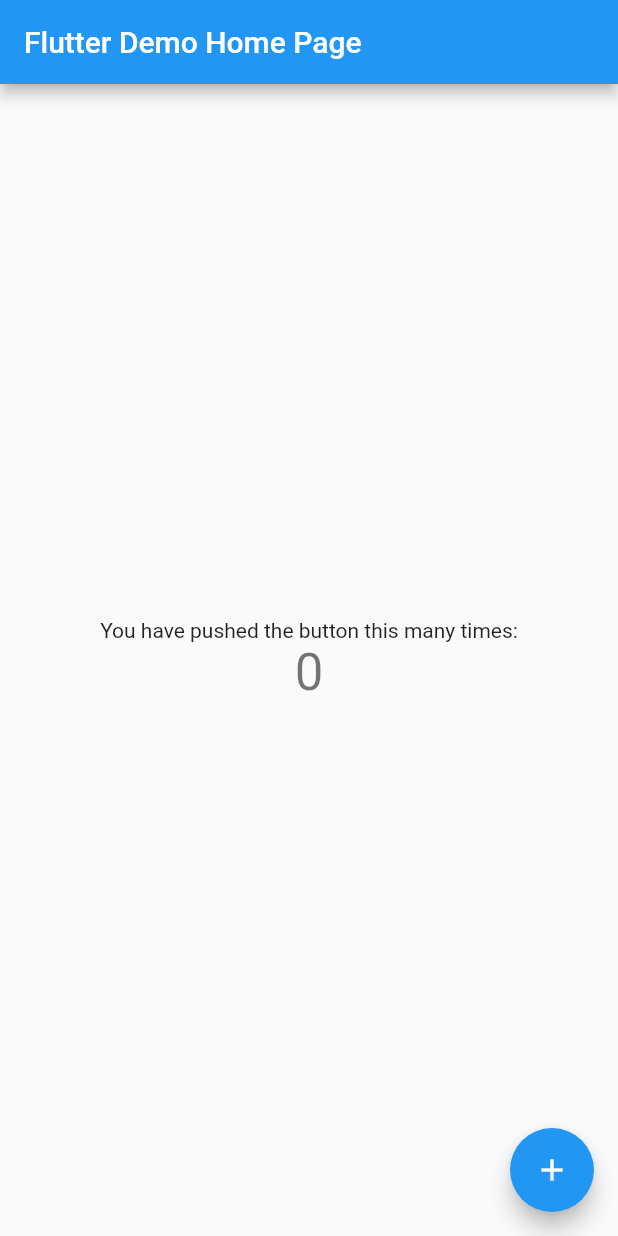
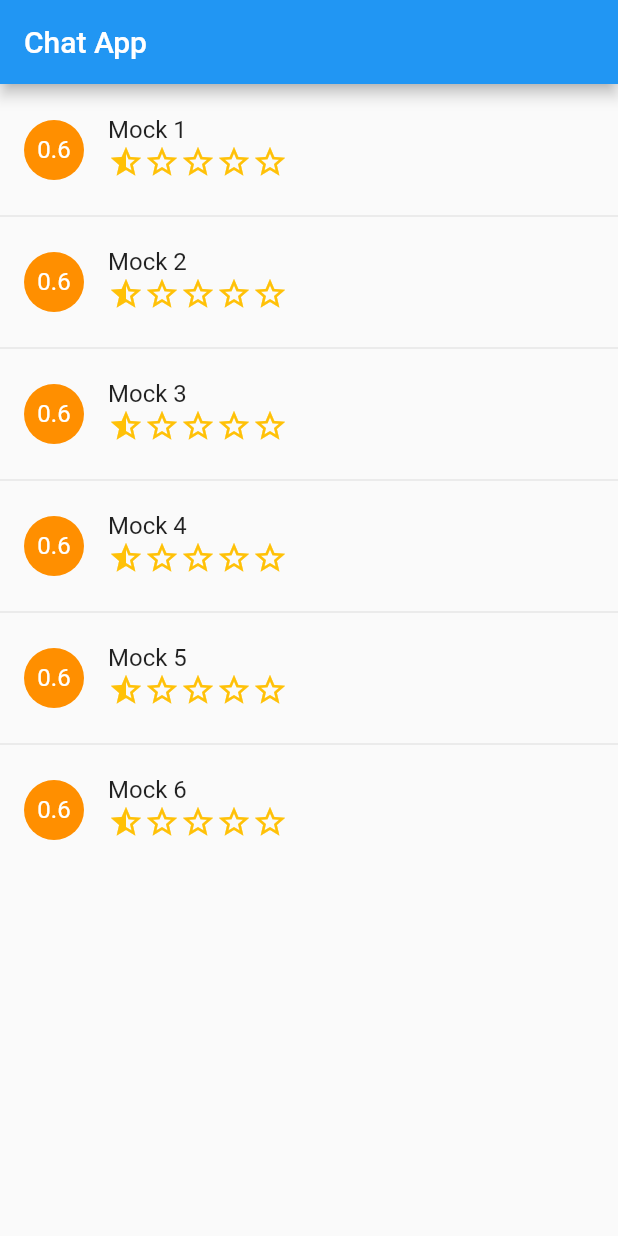
Before and after one commit to Gogetter/purple_bot, a Flutter app: the screen it shows after launch, on a phone screen of 412 x 824 dp. Run offline on Flutter 3.47's test engine with Material 2 defaults, Android fonts, the phone set to English and light mode, and no system bars.

Commit message:
added chat prototype screens

```diff
--- /dev/null
+++ b/lib/backend.dart
@@ -0,0 +1,27 @@
+import 'model.dart';
+
+typedef OnChatMessageCallback = void Function(int index, ChatMessage message);
+
+abstract class ChatManager {
+  ChatManager();
+
+  ChatSession getNamedSession(String name);
+}
+
+abstract class ChatSession {
+  final String name;
+
+  ChatSession(this.name);
+
+  ChatMessage operator [](int index);
+  int get messageCount;
+
+  double get rating;
+
+  OnChatMessageCallback onMessageInserted;
+  OnChatMessageCallback onMessageRemoved;
+
+  void sendMessage(String text);
+  void start();
+  void close();
+}
--- /dev/null
+++ b/lib/home_screen.dart
@@ -0,0 +1,48 @@
+import 'package:flutter/material.dart';
+
+import 'chat_screen.dart';
+import 'providers.dart';
+import 'widgets.dart';
+
+class HomeScreen extends StatefulWidget {
+  @override
+  _HomeScreenState createState() => _HomeScreenState();
+}
+
+class _HomeScreenState extends State<HomeScreen> {
+  @override
+  Widget build(BuildContext context) {
+    return Scaffold(
+      appBar: AppToolbar(
+        title: 'Chat App',
+      ),
+      body: ListView.separated(
+        itemCount: 6,
+        itemBuilder: (BuildContext context, int index) {
+          final name = 'Mock ${index + 1}';
+          final session = ChatProvider.of(context).getNamedSession(name);
+          return Material(
+            child: InkWell(
+              onTap: () => Navigator.of(context).push(ChatScreen.route(session)),
+              child: ListTile(
+                leading: CircleAvatar(
+                  backgroundColor: Colors.amber[800],
+                  child: Text(
+                    session.rating.toString(),
+                    style: const TextStyle(color: Colors.white),
+                  ),
+                ),
+                title: Text(name),
+                subtitle: RatingBar(
+                  rating: session.rating,
+                ),
+              ),
+            ),
+          );
+        },
+        separatorBuilder: (BuildContext context, int index) => Divider(),
+        padding: const EdgeInsets.symmetric(vertical: 8.0),
+      ),
+    );
+  }
+}
--- a/lib/main.dart
+++ b/lib/main.dart
@@ -1,64 +1,24 @@
 import 'package:flutter/material.dart';
 
-void main() => runApp(MyApp());
+import 'backend_mock.dart';
+import 'home_screen.dart';
+import 'providers.dart';
 
-class MyApp extends StatelessWidget {
-  @override
-  Widget build(BuildContext context) {
-    return MaterialApp(
-      title: 'Flutter Demo',
-      debugShowCheckedModeBanner: false,
-      theme: ThemeData(
-        primarySwatch: Colors.blue,
+void main() {
+  final manager = MockChatManager();
+  runApp(
+    ChatProvider(
+      manager: manager,
+      child: MaterialApp(
+        title: 'Chat App',
+        theme: ThemeData(
+          primaryColor: Colors.blue,
+          accentColor: Colors.blueAccent,
+          splashColor: Colors.blueAccent.withOpacity(0.3),
+          highlightColor: Colors.blueAccent.withOpacity(0.3),
+        ),
+        home: HomeScreen(),
       ),
-      home: MyHomePage(title: 'Flutter Demo Home Page'),
-    );
-  }
+    ),
+  );
 }
-
-class MyHomePage extends StatefulWidget {
-  MyHomePage({Key key, this.title}) : super(key: key);
-
-  final String title;
-
-  @override
-  _MyHomePageState createState() => _MyHomePageState();
-}
-
-class _MyHomePageState extends State<MyHomePage> {
-  int _counter = 0;
-
-  void _incrementCounter() {
-    setState(() {
-      _counter++;
-    });
-  }
-
-  @override
-  Widget build(BuildContext context) {
-    return Scaffold(
-      appBar: AppBar(
-        title: Text(widget.title),
-      ),
-      body: Center(
-        child: Column(
-          mainAxisAlignment: MainAxisAlignment.center,
-          children: <Widget>[
-            Text(
-              'You have pushed the button this many times:',
-            ),
-            Text(
-              '$_counter',
-              style: Theme.of(context).textTheme.display1,
-            ),
-          ],
-        ),
-      ),
-      floatingActionButton: FloatingActionButton(
-        onPressed: _incrementCounter,
-        tooltip: 'Increment',
-        child: Icon(Icons.add),
-      ),
-    );
-  }
-}
--- /dev/null
+++ b/lib/providers.dart
@@ -0,0 +1,21 @@
+import 'package:flutter/material.dart';
+
+import 'backend.dart';
+
+class ChatProvider extends InheritedWidget {
+  const ChatProvider({
+    Key key,
+    this.manager,
+    Widget child,
+  }) : super(key: key, child: child);
+
+  final ChatManager manager;
+
+  static ChatManager of(BuildContext context) {
+    ChatProvider provider = context.inheritFromWidgetOfExactType(ChatProvider);
+    return provider?.manager;
+  }
+
+  @override
+  bool updateShouldNotify(ChatProvider old) => old.manager != manager;
+}
--- /dev/null
+++ b/lib/widgets.dart
@@ -0,0 +1,55 @@
+import 'package:flutter/material.dart';
+
+class AppToolbar extends StatelessWidget implements PreferredSizeWidget {
+  const AppToolbar({
+    Key key,
+    this.leading,
+    @required this.title,
+    this.actions,
+  }) : super(key: key);
+
+  final Widget leading;
+  final String title;
+  final List<Widget> actions;
+
+  @override
+  Size get preferredSize => Size.fromHeight(kToolbarHeight);
+
+  @override
+  Widget build(BuildContext context) {
+    return Hero(
+      tag: 'app_bar',
+      child: AppBar(
+        leading: leading,
+        title: Text(title),
+        actions: actions,
+      ),
+    );
+  }
+}
+
+class RatingBar extends StatelessWidget {
+  const RatingBar({
+    Key key,
+    @required this.rating,
+    this.color = Colors.amber,
+  }) : super(key: key);
+
+  final double rating;
+  final Color color;
+
+  @override
+  Widget build(BuildContext context) {
+    return Row(
+      children: List.generate(5, (int index) {
+        IconData icon = Icons.star_border;
+        if (index < rating.floor()) {
+          icon = Icons.star;
+        } else if (index + 0.5 <= rating) {
+          icon = Icons.star_half;
+        }
+        return Icon(icon, color: color);
+      }),
+    );
+  }
+}
```
Also changed, not shown: lib/backend_mock.dart (added, +97 -0 lines), lib/chat_screen.dart (added, +293 -0 lines), lib/model.dart (added, +23 -0 lines), 2 other files.
